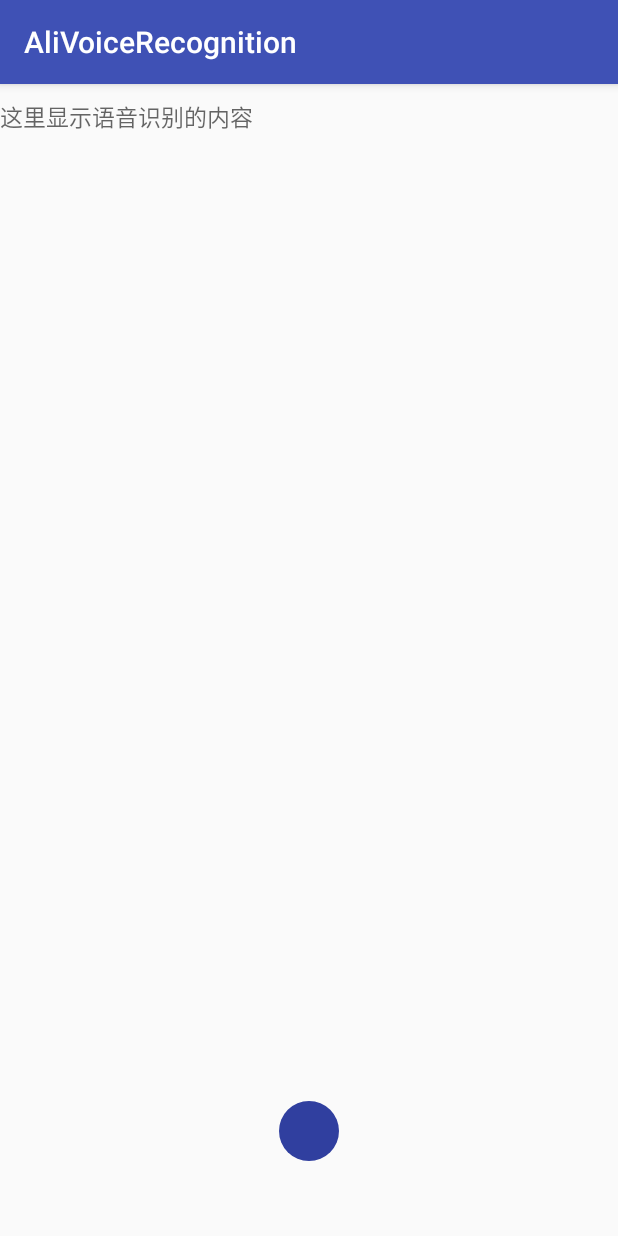
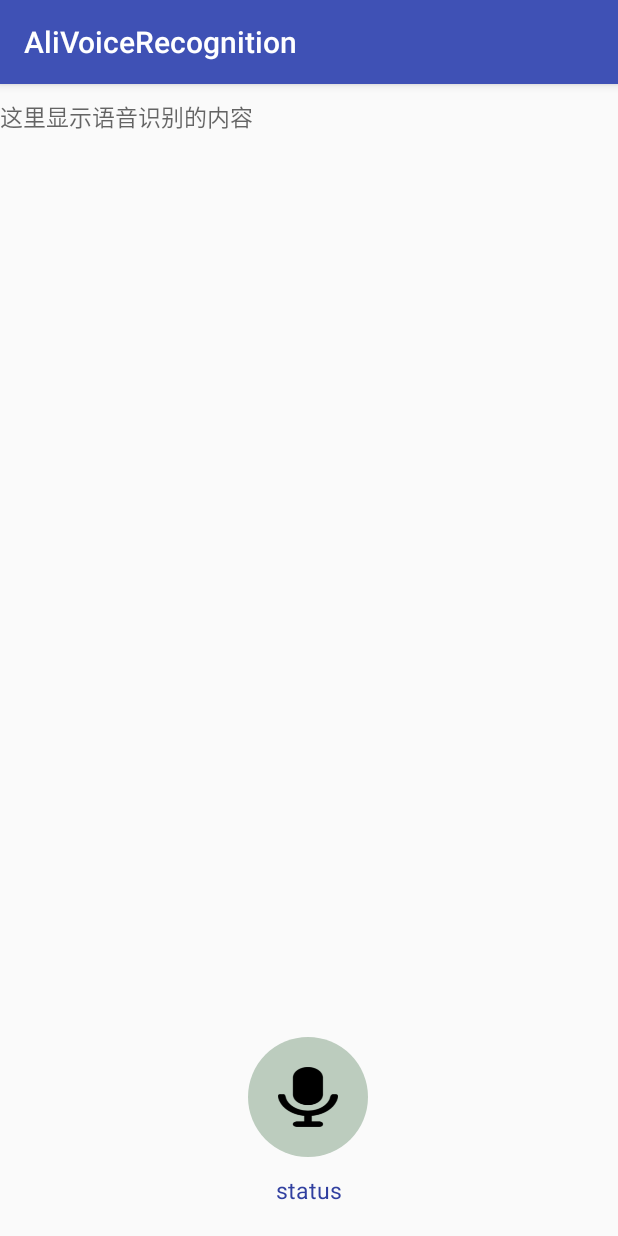
Before and after one commit to xzhang76/AliSpeechRecognition, an Android app: the screen it shows after launch (MainActivity), on a phone screen of 412 x 824 dp. Run offline under Robolectric (Android 15) with nearby library versions, the phone set to English and light mode, and no system bars.

Commit message:
录制音频的控件

```diff
--- a/app/src/main/java/com/example/imac/alivoicerecognition/View/RippleSpeechRecordView.java
+++ b/app/src/main/java/com/example/imac/alivoicerecognition/View/RippleSpeechRecordView.java
@@ -5,24 +5,43 @@ import android.content.res.TypedArray;
 import android.graphics.Canvas;
 import android.graphics.Color;
 import android.graphics.Paint;
+import android.graphics.RectF;
+import android.graphics.drawable.Drawable;
+import android.os.Message;
 import android.support.annotation.Nullable;
+import android.support.v4.content.res.ResourcesCompat;
 import android.util.AttributeSet;
 import android.util.DisplayMetrics;
 import android.view.View;
 
 import com.example.imac.alivoicerecognition.R;
 
-import java.nio.file.FileSystems;
 
 public class RippleSpeechRecordView extends View {
 
     private float mCircleRadius = 80; //起始圆半径
-    private float mCirclesInterval = 1; //同心圆间隔
-    private int mVoiceDegree = 0; //声音分贝等级
+    private int mProgress = 0; //声音分贝等级
     private int mCircleColor; //起始圆颜色
+    private int mProgressColor; //进度条颜色
+    private float mProgressWidth = 2;
     private Paint mPaint;
     private Context mContext;
-    private static final int MAX_CIRCLE_COUNT = 10;
+
+    private static final int MSG_START_RECORD = 0;
+
+    private android.os.Handler mHandler = new android.os.Handler() {
+        @Override
+        public void handleMessage(Message msg) {
+            if (msg.what == MSG_START_RECORD) {
+                if (mProgress >= 100) {
+                    mProgress = 0;
+                }
+                mProgress++;
+                setProgressChange(mProgress);
+                mHandler.sendEmptyMessageDelayed(0, 600);
+            }
+        }
+    };
 
     public RippleSpeechRecordView(Context context) {
         super(context);
@@ -41,8 +60,9 @@ public class RippleSpeechRecordView extends View {
         mContext = context;
         TypedArray typedArray = context.obtainStyledAttributes(attrs, R.styleable.RippleSpeechRecordView);
         mCircleRadius = typedArray.getDimension(R.styleable.RippleSpeechRecordView_circleRadius, mCircleRadius);
-        mCirclesInterval = typedArray.getDimension(R.styleable.RippleSpeechRecordView_circleInterval, mCirclesInterval);
         mCircleColor = typedArray.getColor(R.styleable.RippleSpeechRecordView_circleColor, Color.BLUE);
+        mProgressColor = typedArray.getColor(R.styleable.RippleSpeechRecordView_progressColor, Color.GRAY);
+        mProgressWidth = typedArray.getDimension(R.styleable.RippleSpeechRecordView_progressWidth, mProgressWidth);
 
         typedArray.recycle();
         mPaint = new Paint(Paint.ANTI_ALIAS_FLAG);
@@ -54,30 +74,52 @@ public class RippleSpeechRecordView extends View {
 
     @Override
     protected void onMeasure(int widthMeasureSpec, int heightMeasureSpec) {
-        int measuredWith = (int) (2 * mCircleRadius + getPaddingLeft() + getPaddingRight() + convertDpToPixel((mCirclesInterval * 2) * MAX_CIRCLE_COUNT));;
-        int measuredHeight = (int) (2 * mCircleRadius + getPaddingTop() + getPaddingBottom() + convertDpToPixel((mCirclesInterval * 2) * MAX_CIRCLE_COUNT));;
+        int measuredWith = (int) (2 * mCircleRadius + getPaddingLeft() + getPaddingRight() + convertDpToPixel(mProgressWidth));
+        int measuredHeight = (int) (2 * mCircleRadius + getPaddingTop() + getPaddingBottom()) + convertDpToPixel(mProgressWidth);
         setMeasuredDimension(measuredWith, measuredHeight);
     }
 
     @Override
     protected void onDraw(Canvas canvas) {
         super.onDraw(canvas);
-        //依次画同心圆
         int circleCenter = getWidth() / 2;
-        for (int i = mVoiceDegree + 1; i > 1; i--) {
-            mPaint.setAlpha(255 / i);
-            canvas.drawCircle(circleCenter, circleCenter, mCircleRadius + i * (mCirclesInterval * 2), mPaint);
-        }
-        mPaint.setAlpha(255);
+        mPaint.setColor(mCircleColor);
+        mPaint.setStyle(Paint.Style.FILL);
         canvas.drawCircle(circleCenter, circleCenter, mCircleRadius, mPaint);
+
+        Drawable backDrawable = ResourcesCompat.getDrawable(getResources(), R.drawable.mic, null);
+        backDrawable.setBounds(circleCenter - ((int) mCircleRadius / 2), circleCenter - ((int) mCircleRadius / 2), circleCenter + ((int) mCircleRadius / 2), circleCenter + ((int) mCircleRadius / 2));
+        backDrawable.draw(canvas);
+        // 画进度条
+        mPaint.setStrokeWidth(convertDpToPixel(mProgressWidth)); // 设置圆环的宽度
+        mPaint.setColor(mProgressColor); // 设置进度的颜色
+        RectF oval = new RectF(circleCenter - mCircleRadius, circleCenter - mCircleRadius, circleCenter + mCircleRadius, circleCenter + mCircleRadius); // 用于定义的圆弧的形状和大小的界限
+        mPaint.setStyle(Paint.Style.STROKE);
+        canvas.drawArc(oval, -90, 360 * mProgress / 100, false, mPaint); // 根据进度画圆弧
 
     }
 
     public void setProgressChange(float progress) {
-        mVoiceDegree = (int) progress;
-        if (mVoiceDegree > MAX_CIRCLE_COUNT) {
-            mVoiceDegree = MAX_CIRCLE_COUNT;
-        }
+        mProgress = (int) progress;
+        postInvalidate();
+    }
+
+
+    public void startRecording() {
+        mProgress = 0;
+        mHandler.sendEmptyMessage(MSG_START_RECORD);
+    }
+
+
+    public void startRecognition() {
+        mProgress = 0;
+        mHandler.removeMessages(MSG_START_RECORD);
+        postInvalidate();
+
+    }
+
+    public void stopRecognition() {
+        mProgress = 0;
         postInvalidate();
     }
 
--- a/app/src/main/res/layout/activity_main.xml
+++ b/app/src/main/res/layout/activity_main.xml
@@ -14,15 +14,27 @@
         android:hint="这里显示语音识别的内容"
         android:textSize="15dp"/>
 
+    <TextView
+        android:id="@+id/status_tv"
+        android:layout_width="wrap_content"
+        android:layout_height="wrap_content"
+        android:layout_alignParentBottom="true"
+        android:layout_marginBottom="10dp"
+        android:padding="10dp"
+        android:layout_centerHorizontal="true"
+        android:textColor="@color/colorPrimaryDark"
+        android:textSize="15sp"
+        android:text="status"/>
+
     <com.example.imac.alivoicerecognition.View.RippleSpeechRecordView
         android:id="@+id/view_record_speech"
         android:layout_width="wrap_content"
         android:layout_height="wrap_content"
-        android:layout_marginBottom="20dp"
-        android:layout_alignParentBottom="true"
         android:layout_centerHorizontal="true"
-        app:circleRadius="20dp"
-        app:circleInterval="2dp"
-        app:circleColor="@color/colorPrimaryDark"/>
+        android:layout_above="@id/status_tv"
+        app:circleRadius="40dp"
+        app:circleColor="#bcccbe"/>
+
+
 
 </RelativeLayout>
```
Also changed, not shown: app/src/main/java/com/example/imac/alivoicerecognition/MainActivity.java (+32 -16 lines), app/src/main/res/values/attrs.xml (+4 -4 lines), app/src/main/res/drawable/mic.png (added).
